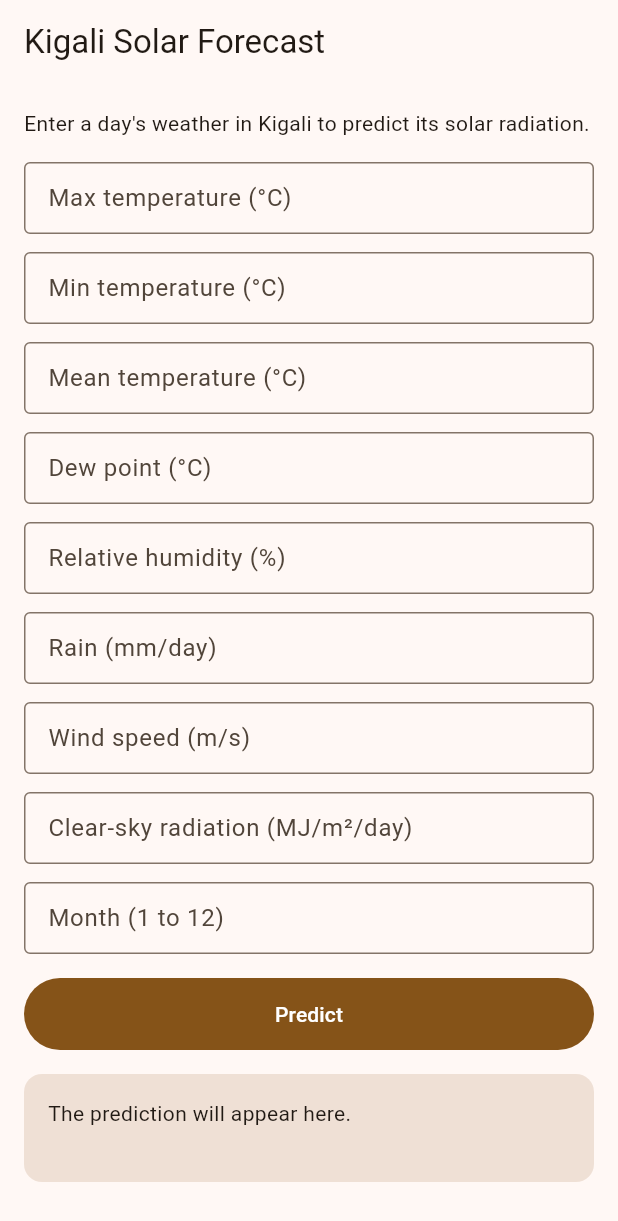
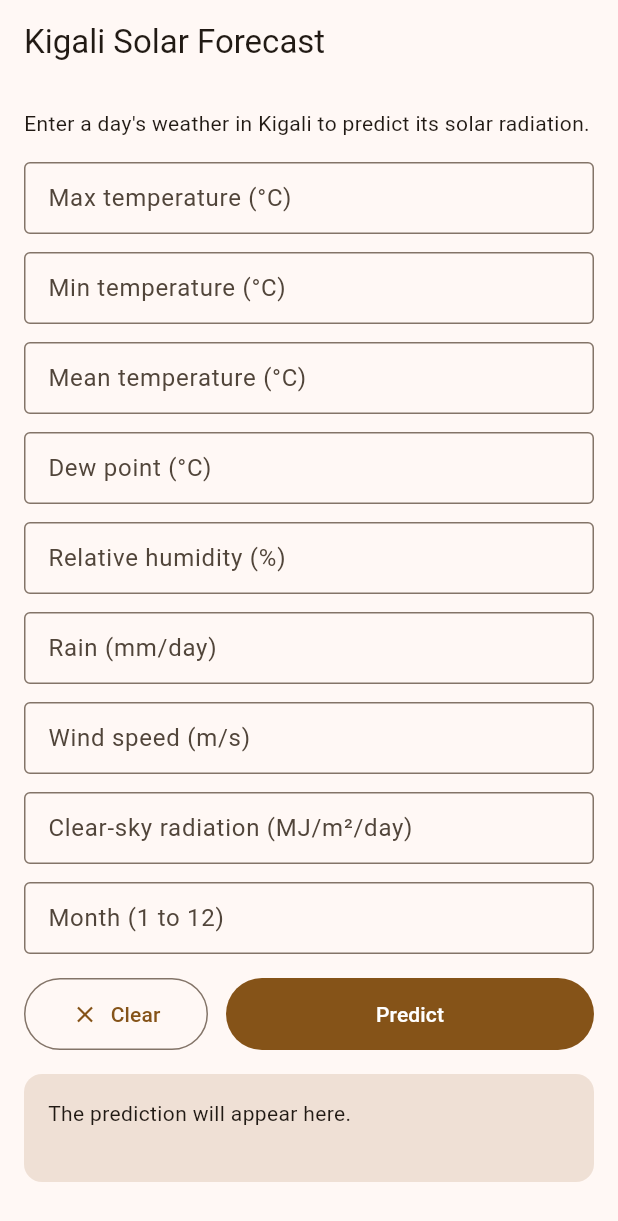
Before and after one commit to igorntwari/linear_regression_model, a Flutter app: the screen it shows after launch, on a phone screen of 412 x 824 dp. Shown: the top 1221 px of the screen. Run offline on Flutter 3.47's test engine with Material 3 defaults, Android fonts, the phone set to English and light mode, and no system bars.

Commit message:
refactor: Add a clear button to empty the input after prediction

```diff
--- a/summative/FlutterApp/lib/main.dart
+++ b/summative/FlutterApp/lib/main.dart
@@ -85,6 +85,18 @@ class _PredictionPageState extends State<PredictionPage> {
     return problems.isEmpty ? values : null;
   }
 
+  /// Empties every field and the result area so a new test can start.
+  void _clear() {
+    FocusScope.of(context).unfocus();
+    for (final c in _controllers.values) {
+      c.clear();
+    }
+    setState(() {
+      _error = null;
+      _result = null;
+    });
+  }
+
   Future<void> _predict() async {
     FocusScope.of(context).unfocus();
     final problems = <String>[];
@@ -154,10 +166,27 @@ class _PredictionPageState extends State<PredictionPage> {
                 const SizedBox(height: 12),
               ],
               const SizedBox(height: 4),
-              FilledButton(
-                onPressed: _loading ? null : _predict,
-                style: FilledButton.styleFrom(padding: const EdgeInsets.symmetric(vertical: 14)),
-                child: const Text('Predict'),
+              Row(
+                children: [
+                  Expanded(
+                    child: OutlinedButton.icon(
+                      key: const ValueKey('clear_button'),
+                      onPressed: _loading ? null : _clear,
+                      style: OutlinedButton.styleFrom(padding: const EdgeInsets.symmetric(vertical: 14)),
+                      icon: const Icon(Icons.clear),
+                      label: const Text('Clear'),
+                    ),
+                  ),
+                  const SizedBox(width: 12),
+                  Expanded(
+                    flex: 2,
+                    child: FilledButton(
+                      onPressed: _loading ? null : _predict,
+                      style: FilledButton.styleFrom(padding: const EdgeInsets.symmetric(vertical: 14)),
+                      child: const Text('Predict'),
+                    ),
+                  ),
+                ],
               ),
               const SizedBox(height: 16),
               _ResultArea(loading: _loading, error: _error, result: _result),
```
Also changed, not shown: 1 other file.
